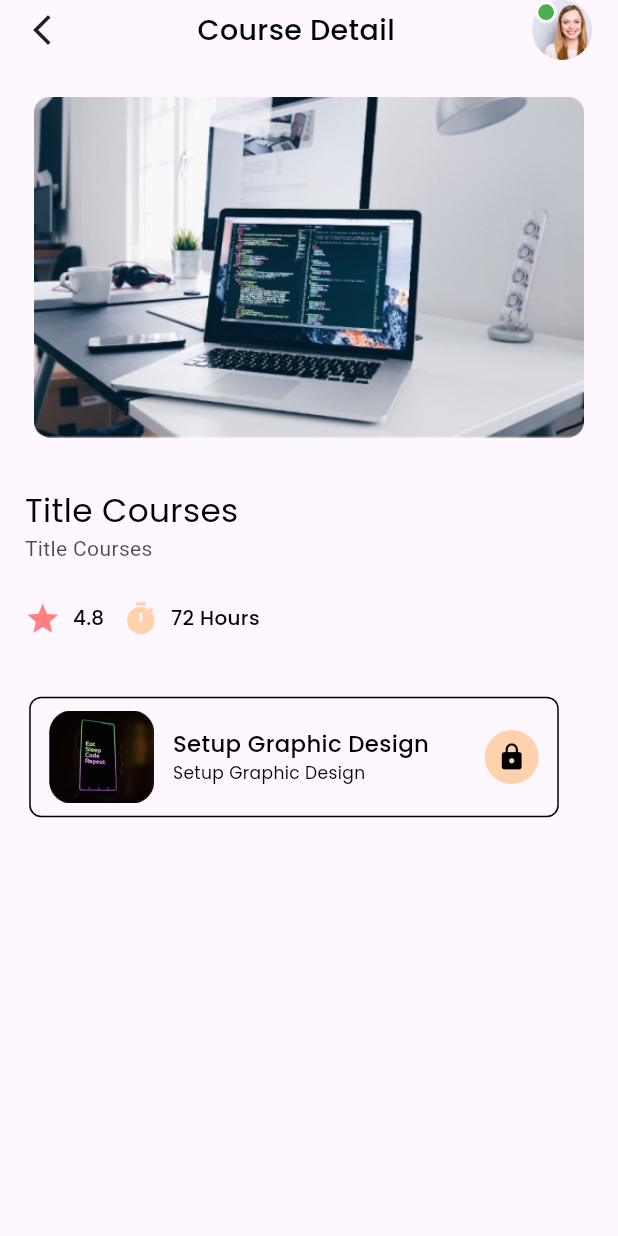
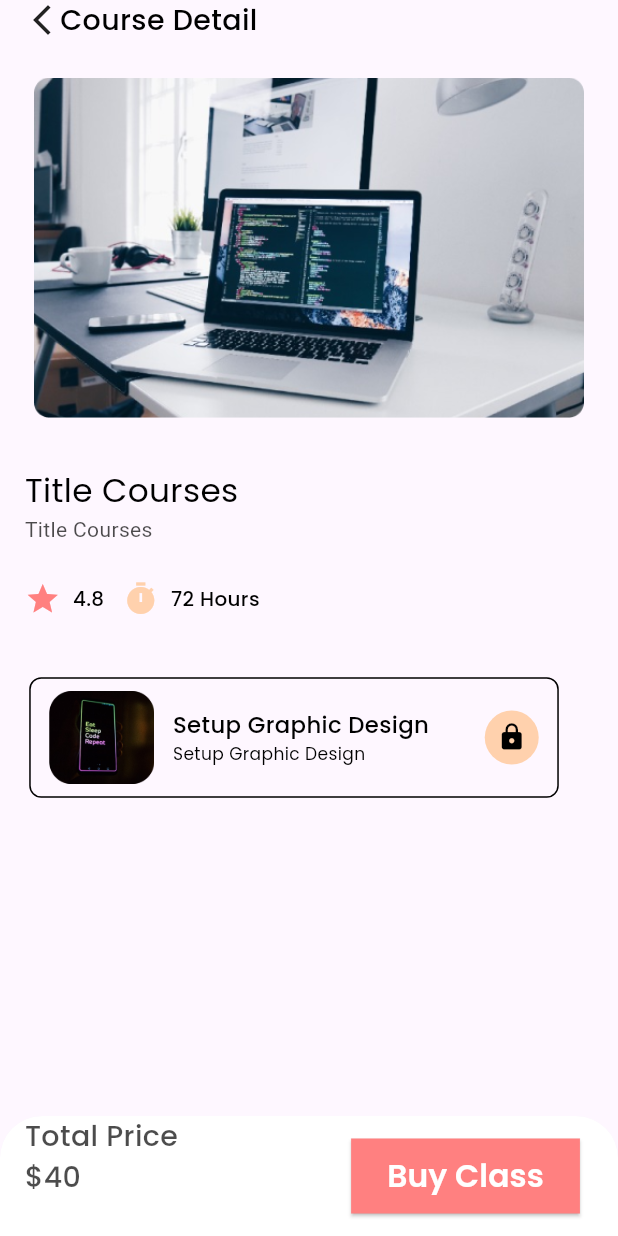
Before and after one commit to PradiptaAhmad/iLearn_project, a Flutter app: the screen it shows after launch, on a phone screen of 412 x 824 dp. Run offline on Flutter 3.47's test engine with Material 3 defaults, Android fonts, the light colour scheme and no system bars; our stand-ins replace cloud_firestore, firebase_auth, firebase_core, firebase_storage, get, google_fonts and 3 more; missing offline and left inert: dart:ffi; accounts and stored records are empty.

Commit message:
[alyaa] styling btn

```diff
--- a/lib/appBar/appbarcustom.dart
+++ b/lib/appBar/appbarcustom.dart
@@ -7,13 +7,15 @@ import '../core/themes.dart';
 class AppBarCustom extends StatelessWidget {
   final String appBarText;
   final bool showSearchBar;
-  final Color textColor; // Add a parameter for the text color
+  final Color textColor;
+  final bool showProfileImage;
 
   const AppBarCustom({
     Key? key,
     required this.appBarText,
     this.showSearchBar = true,
-    this.textColor = Colors.black, // Provide a default text color
+    this.textColor = Colors.black,
+    this.showProfileImage = true,
   }) : super(key: key);
 
   @override
@@ -28,11 +30,16 @@ class AppBarCustom extends StatelessWidget {
             mainAxisAlignment: MainAxisAlignment.spaceBetween,
             children: [
               Icon(Icons.arrow_back_ios_new_outlined),
-              Text(
-                appBarText,
-                style: titlePage().copyWith(color: textColor), // Apply the provided text color
+              Expanded(
+                child: Align(
+                  alignment: Alignment.centerLeft,
+                  child: Text(
+                    appBarText,
+                    style: titlePage().copyWith(color: textColor),
+                  ),
+                ),
               ),
-              SizedBox(width: screenHeight * 0.05, child: ProfileImage()),
+              if (showProfileImage) SizedBox(width: screenHeight * 0.05, child: ProfileImage()),
             ],
           ),
           SizedBox(height: screenHeight * 0.03),
--- a/lib/pages/foryou_page/foryou_detailpage.dart
+++ b/lib/pages/foryou_page/foryou_detailpage.dart
@@ -13,10 +13,10 @@ class DetailForYou extends StatelessWidget {
     double screenHeight = MediaQuery.of(context).size.height;
     double screenWidth = MediaQuery.of(context).size.width;
     return Scaffold(
-      body: SingleChildScrollView(
+      body: SafeArea(
         child: Column(
           children: [
-            AppBarCustom(textColor: Colors.black,showSearchBar: false, appBarText: 'Course Detail',),
+            AppBarCustom(textColor: Colors.black,showSearchBar: false, appBarText: 'Course Detail',showProfileImage: false),
             Image.asset("assets/images/laptop.png", width: screenWidth *0.89),
             SizedBox(height: screenHeight*0.04,),
             Padding(
@@ -55,13 +55,23 @@ class DetailForYou extends StatelessWidget {
                       ],
                   ),
                   Playlist(),
-                  // ButtonPrice()
                 ],
               ),
             )
           ],
         ),
       ),
+      bottomSheet: BottomSheet(
+        onClosing: () {},
+        backgroundColor: Colors.white,
+        enableDrag: false,
+        builder: (context) {
+          return const SizedBox(
+            height: 80,
+            child: EnroollBottomSheet(),
+          );
+        },
+      ),
     );
   }
 }
--- a/lib/pages/foryou_page/widget/button_buy.dart
+++ b/lib/pages/foryou_page/widget/button_buy.dart
@@ -1,31 +1,39 @@
 import 'package:flutter/material.dart';
 import 'package:ilearn_project/core/themes.dart';
 
-class ButtonPrice extends StatelessWidget {
-  const ButtonPrice({super.key});
+class EnroollBottomSheet extends StatelessWidget {
+  const EnroollBottomSheet({super.key});
 
   @override
   Widget build(BuildContext context) {
-    return Scaffold(
-      body: Row(
-        mainAxisAlignment: MainAxisAlignment.spaceBetween,
+    double screenHeight = MediaQuery.of(context).size.height;
+    double screenWidth = MediaQuery.of(context).size.width;
+    return Row(
         children: [
-          Column(
-            children: [
-              Text("Total Price", style: txtPrice(color: Colors.black.withOpacity(0.7)),),
-              Text("\$40", style: txtPrice(color: Colors.black.withOpacity(0.7)),),
-            ],
+          Padding(
+            padding: EdgeInsets.symmetric(horizontal: screenHeight * 0.02),
+            child: Column(
+              mainAxisAlignment: MainAxisAlignment.start,
+              crossAxisAlignment: CrossAxisAlignment.start,
+              children: [
+                Text("Total Price", style: txtPrice(color: Colors.black.withOpacity(0.7)),),
+                Text("\$40", style: txtPrice(color: Colors.black.withOpacity(0.7)),),
+              ],
+            ),
           ),
+          SizedBox(width: screenWidth*0.24,),
           ElevatedButton(
             onPressed: () {},
             style: ElevatedButton.styleFrom(
               primary: primaryColor,
               minimumSize: Size(126, 50),
+              shape: RoundedRectangleBorder(
+                borderRadius: BorderRadius.circular(0.0), // Set radius to 0.0
+              ),
             ),
             child: Text("Buy Class", style: btnBuy(color: Colors.white)),
           )
         ],
-      ),
-    );
+      );
   }
 }
```
